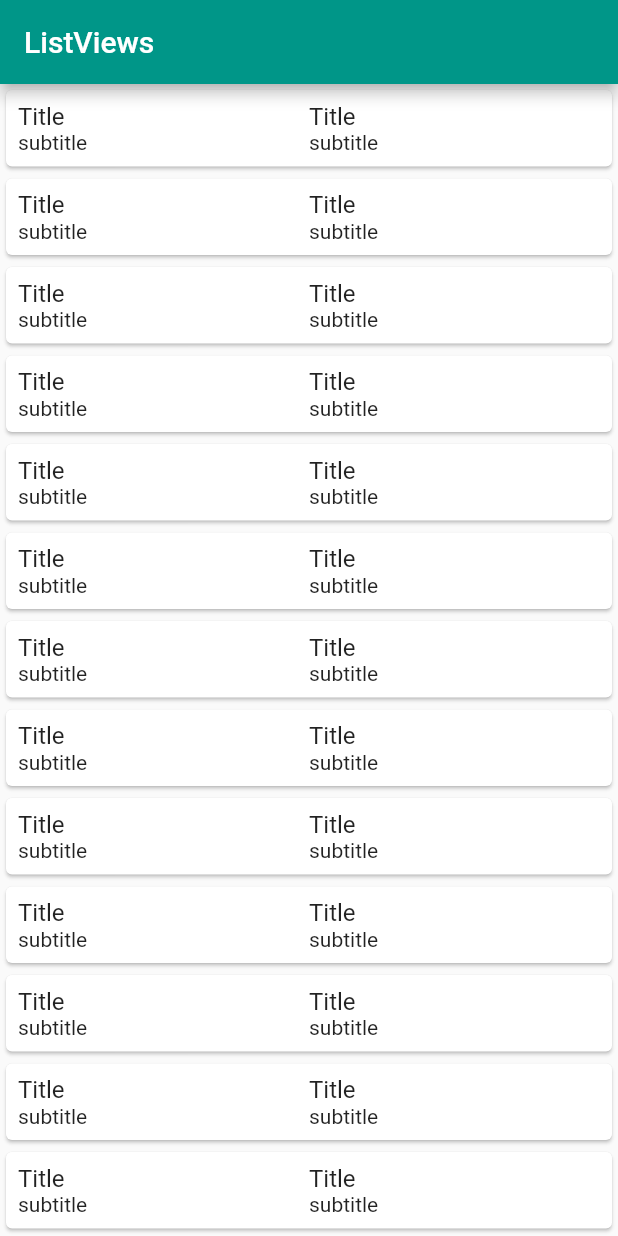
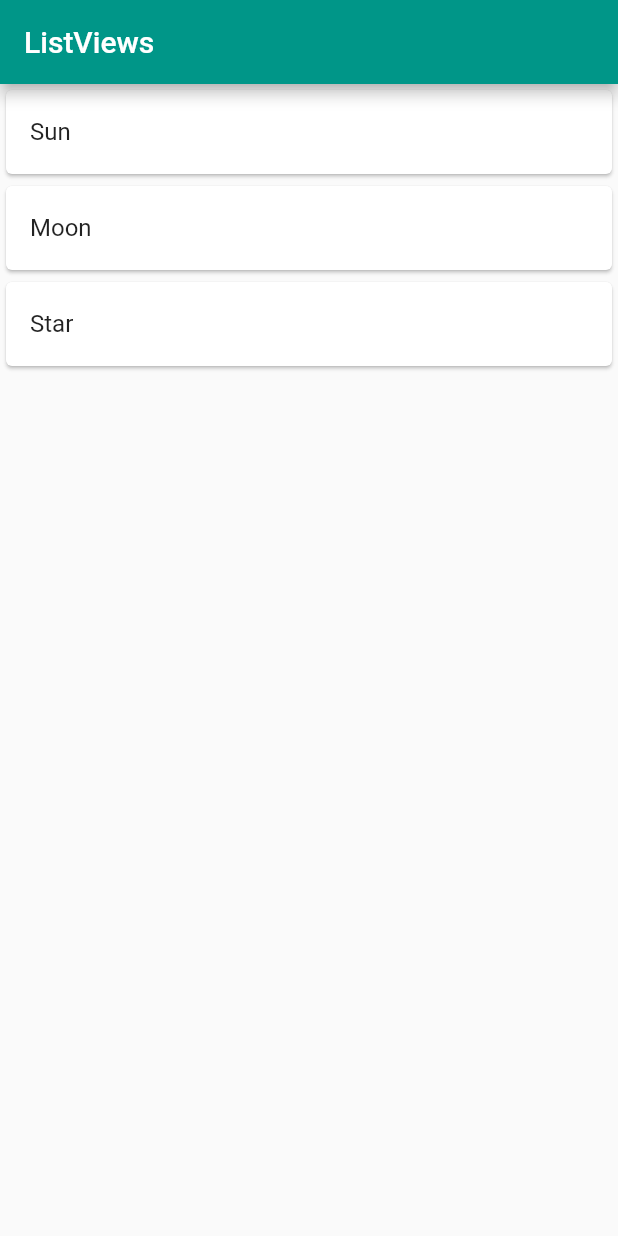
Before and after one commit to after-six/list-view-wonwoo, a Flutter app: the screen it shows after launch, on a phone screen of 412 x 824 dp. Run offline on Flutter 3.47's test engine with Material 2 defaults, Android fonts, the phone set to English and light mode, and no system bars.

Commit message:
Adding and deleting rows in a ListView

```diff
--- a/lib/main.dart
+++ b/lib/main.dart
@@ -19,44 +19,41 @@ class MyApp extends StatelessWidget {
   }
 }
 
-class BodyLayout extends StatelessWidget {
+class BodyLayout extends StatefulWidget {
+  @override
+  BodyLayoutState createState() => BodyLayoutState();
+}
+
+class BodyLayoutState extends State<BodyLayout> {
+
+  List<String> titles = ['Sun', 'Moon', 'Star'];
+
   @override
   Widget build(BuildContext context) {
-    return _myListView(context);
-  }
+    return _myListView();
   }
 
-// replace this function with the code in the examples
-Widget _myListView(BuildContext context) {
-  Widget column = Expanded(
-    child: Column(
-      // align the text to the left instead of centered
-      crossAxisAlignment: CrossAxisAlignment.start,
-      children: <Widget>[
-        Text('Title', style: TextStyle(fontSize: 16),),
-        Text('subtitle'),
-      ],
-    ),
-  );
-
+  Widget _myListView() {
     return ListView.builder(
+      itemCount: titles.length,
       itemBuilder: (context, index) {
+        final item = titles[index];
         return Card(
-        child: InkWell(
+          child: ListTile(
+            title: Text(item),
             onTap: () {
-            print('tapped');
+              setState(() {
+                titles.insert(index, 'Planet');
+              });
             },
-          child: Padding(
-            padding: const EdgeInsets.all(8.0),
-            child: Row(
-              children: <Widget>[
-                column,
-                column,
-              ],
-            ),
-          ),
+            onLongPress: () {
+              setState(() {
+                titles.removeAt(index);
+              });
+            },
           ),
         );
       },
     );
   }
+}
```
Lines whose indentation alone changed are shown as unchanged.
